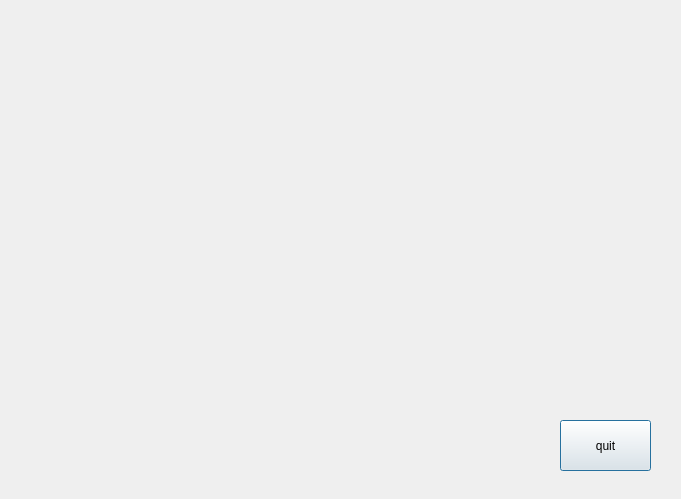
This is manipulator.ui in Skyendless/MiniBot as Qt 5 draws it before an edit. The edited form follows.
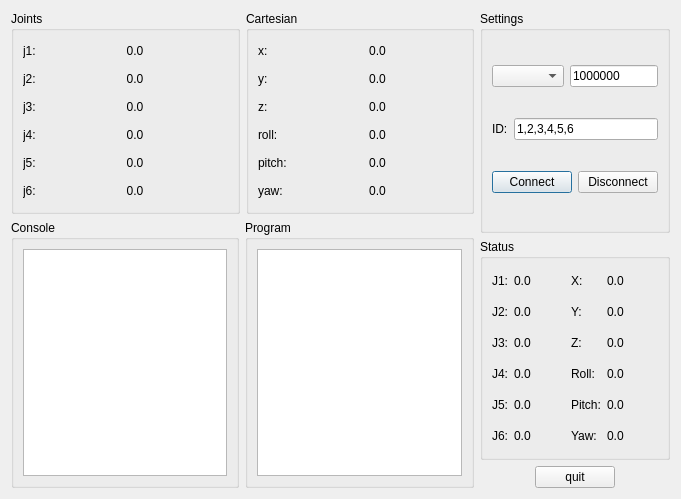
This is the edited form. Icons and pictures are not drawn. Custom widgets are drawn as their Qt base class.

What changed in the file:
```diff
--- a/manipulator.ui
+++ b/manipulator.ui
@@ -13,20 +13,1177 @@
   <property name="windowTitle">
    <string>manipulator</string>
   </property>
-  <widget class="QPushButton" name="pushButton">
-   <property name="geometry">
-    <rect>
-     <x>560</x>
-     <y>420</y>
-     <width>91</width>
-     <height>51</height>
-    </rect>
-   </property>
-   <property name="text">
-    <string>quit</string>
-   </property>
-  </widget>
+  <layout class="QHBoxLayout" name="horizontalLayout_7">
+   <item>
+    <layout class="QVBoxLayout" name="verticalLayout_3">
+     <item>
+      <layout class="QHBoxLayout" name="horizontalLayout">
+       <item>
+        <widget class="QGroupBox" name="groupBox">
+         <property name="title">
+          <string>Joints</string>
+         </property>
+         <layout class="QGridLayout" name="gridLayout" columnstretch="0,0,1,0">
+          <item row="0" column="0">
+           <widget class="QLabel" name="label">
+            <property name="text">
+             <string>j1:</string>
+            </property>
+           </widget>
+          </item>
+          <item row="0" column="1">
+           <widget class="QPushButton" name="j1_d_button">
+            <property name="text">
+             <string/>
+            </property>
+            <property name="icon">
+             <iconset resource="manipulator/manipulator.qrc">
+              <normaloff>:/res/minus.svg</normaloff>:/res/minus.svg</iconset>
+            </property>
+            <property name="autoDefault">
+             <bool>false</bool>
+            </property>
+            <property name="default">
+             <bool>false</bool>
+            </property>
+            <property name="flat">
+             <bool>true</bool>
+            </property>
+            <attribute name="buttonGroup">
+             <string notr="true">joints_button_group</string>
+            </attribute>
+           </widget>
+          </item>
+          <item row="0" column="2">
+           <widget class="QLabel" name="j1_label">
+            <property name="sizePolicy">
+             <sizepolicy hsizetype="Preferred" vsizetype="Preferred">
+              <horstretch>0</horstretch>
+              <verstretch>0</verstretch>
+             </sizepolicy>
+            </property>
+            <property name="text">
+             <string>0.0</string>
+            </property>
+            <property name="alignment">
+             <set>Qt::AlignCenter</set>
+            </property>
+           </widget>
+          </item>
+          <item row="0" column="3">
+           <widget class="QPushButton" name="j1_i_button">
+            <property name="text">
+             <string/>
+            </property>
+            <property name="icon">
+             <iconset resource="manipulator/manipulator.qrc">
+              <normaloff>:/res/plus.svg</normaloff>:/res/plus.svg</iconset>
+            </property>
+            <property name="autoDefault">
+             <bool>false</bool>
+            </property>
+            <property name="default">
+             <bool>false</bool>
+            </property>
+            <property name="flat">
+             <bool>true</bool>
+            </property>
+            <attribute name="buttonGroup">
+             <string notr="true">joints_button_group</string>
+            </attribute>
+           </widget>
+          </item>
+          <item row="1" column="0">
+           <widget class="QLabel" name="label_2">
+            <property name="text">
+             <string>j2:</string>
+            </property>
+           </widget>
+          </item>
+          <item row="1" column="1">
+           <widget class="QPushButton" name="j2_d_button">
+            <property name="text">
+             <string/>
+            </property>
+            <property name="icon">
+             <iconset resource="manipulator/manipulator.qrc">
+              <normaloff>:/res/minus.svg</normaloff>:/res/minus.svg</iconset>
+            </property>
+            <property name="autoDefault">
+             <bool>false</bool>
+            </property>
+            <property name="default">
+             <bool>false</bool>
+            </property>
+            <property name="flat">
+             <bool>true</bool>
+            </property>
+            <attribute name="buttonGroup">
+             <string notr="true">joints_button_group</string>
+            </attribute>
+           </widget>
+          </item>
+          <item row="1" column="2">
+           <widget class="QLabel" name="j2_label">
+            <property name="sizePolicy">
+             <sizepolicy hsizetype="Preferred" vsizetype="Preferred">
+              <horstretch>0</horstretch>
+              <verstretch>0</verstretch>
+             </sizepolicy>
+            </property>
+            <property name="text">
+             <string>0.0</string>
+            </property>
+            <property name="alignment">
+             <set>Qt::AlignCenter</set>
+            </property>
+           </widget>
+          </item>
+          <item row="1" column="3">
+           <widget class="QPushButton" name="j2_i_button">
+            <property name="text">
+             <string/>
+            </property>
+            <property name="icon">
+             <iconset resource="manipulator/manipulator.qrc">
+              <normaloff>:/res/plus.svg</normaloff>:/res/plus.svg</iconset>
+            </property>
+            <property name="autoDefault">
+             <bool>false</bool>
+            </property>
+            <property name="default">
+             <bool>false</bool>
+            </property>
+            <property name="flat">
+             <bool>true</bool>
+            </property>
+            <attribute name="buttonGroup">
+             <string notr="true">joints_button_group</string>
+            </attribute>
+           </widget>
+          </item>
+          <item row="2" column="0">
+           <widget class="QLabel" name="label_3">
+            <property name="text">
+             <string>j3:</string>
+            </property>
+           </widget>
+          </item>
+          <item row="2" column="1">
+           <widget class="QPushButton" name="j3_d_button">
+            <property name="text">
+             <string/>
+            </property>
+            <property name="icon">
+             <iconset resource="manipulator/manipulator.qrc">
+              <normaloff>:/res/minus.svg</normaloff>:/res/minus.svg</iconset>
+            </property>
+            <property name="autoDefault">
+             <bool>false</bool>
+            </property>
+            <property name="default">
+             <bool>false</bool>
+            </property>
+            <property name="flat">
+             <bool>true</bool>
+            </property>
+            <attribute name="buttonGroup">
+             <string notr="true">joints_button_group</string>
+            </attribute>
+           </widget>
+          </item>
+          <item row="2" column="2">
+           <widget class="QLabel" name="j3_label">
+            <property name="sizePolicy">
+             <sizepolicy hsizetype="Preferred" vsizetype="Preferred">
+              <horstretch>0</horstretch>
+              <verstretch>0</verstretch>
+             </sizepolicy>
+            </property>
+            <property name="text">
+             <string>0.0</string>
+            </property>
+            <property name="alignment">
+             <set>Qt::AlignCenter</set>
+            </property>
+           </widget>
+          </item>
+          <item row="2" column="3">
+           <widget class="QPushButton" name="j3_i_button">
+            <property name="text">
+             <string/>
+            </property>
+            <property name="icon">
+             <iconset resource="manipulator/manipulator.qrc">
+              <normaloff>:/res/plus.svg</normaloff>:/res/plus.svg</iconset>
+            </property>
+            <property name="autoDefault">
+             <bool>false</bool>
+            </property>
+            <property name="default">
+             <bool>false</bool>
+            </property>
+            <property name="flat">
+             <bool>true</bool>
+            </property>
+            <attribute name="buttonGroup">
+             <string notr="true">joints_button_group</string>
+            </attribute>
+           </widget>
+          </item>
+          <item row="3" column="0">
+           <widget class="QLabel" name="label_4">
+            <property name="text">
+             <string>j4:</string>
+            </property>
+           </widget>
+          </item>
+          <item row="3" column="1">
+           <widget class="QPushButton" name="j4_d_button">
+            <property name="text">
+             <string/>
+            </property>
+            <property name="icon">
+             <iconset resource="manipulator/manipulator.qrc">
+              <normaloff>:/res/minus.svg</normaloff>:/res/minus.svg</iconset>
+            </property>
+            <property name="autoDefault">
+             <bool>false</bool>
+            </property>
+            <property name="default">
+             <bool>false</bool>
+            </property>
+            <property name="flat">
+             <bool>true</bool>
+            </property>
+            <attribute name="buttonGroup">
+             <string notr="true">joints_button_group</string>
+            </attribute>
+           </widget>
+          </item>
+          <item row="3" column="2">
+           <widget class="QLabel" name="j4_label">
+            <property name="sizePolicy">
+             <sizepolicy hsizetype="Preferred" vsizetype="Preferred">
+              <horstretch>0</horstretch>
+              <verstretch>0</verstretch>
+             </sizepolicy>
+            </property>
+            <property name="text">
+             <string>0.0</string>
+            </property>
+            <property name="alignment">
+             <set>Qt::AlignCenter</set>
+            </property>
+           </widget>
+          </item>
+          <item row="3" column="3">
+           <widget class="QPushButton" name="j4_i_button">
+            <property name="text">
+             <string/>
+            </property>
+            <property name="icon">
+             <iconset resource="manipulator/manipulator.qrc">
+              <normaloff>:/res/plus.svg</normaloff>:/res/plus.svg</iconset>
+            </property>
+            <property name="autoDefault">
+             <bool>false</bool>
+            </property>
+            <property name="default">
+             <bool>false</bool>
+            </property>
+            <property name="flat">
+             <bool>true</bool>
+            </property>
+            <attribute name="buttonGroup">
+             <string notr="true">joints_button_group</string>
+            </attribute>
+           </widget>
+          </item>
+          <item row="4" column="0">
+           <widget class="QLabel" name="label_5">
+            <property name="text">
+             <string>j5:</string>
+            </property>
+           </widget>
+          </item>
+          <item row="4" column="1">
+           <widget class="QPushButton" name="j5_d_button">
+            <property name="text">
+             <string/>
+            </property>
+            <property name="icon">
+             <iconset resource="manipulator/manipulator.qrc">
+              <normaloff>:/res/minus.svg</normaloff>:/res/minus.svg</iconset>
+            </property>
+            <property name="autoDefault">
+             <bool>false</bool>
+            </property>
+            <property name="default">
+             <bool>false</bool>
+            </property>
+            <property name="flat">
+             <bool>true</bool>
+            </property>
+            <attribute name="buttonGroup">
+             <string notr="true">joints_button_group</string>
+            </attribute>
+           </widget>
+          </item>
+          <item row="4" column="2">
+           <widget class="QLabel" name="j5_label">
+            <property name="sizePolicy">
+             <sizepolicy hsizetype="Preferred" vsizetype="Preferred">
+              <horstretch>0</horstretch>
+              <verstretch>0</verstretch>
+             </sizepolicy>
+            </property>
+            <property name="text">
+             <string>0.0</string>
+            </property>
+            <property name="alignment">
+             <set>Qt::AlignCenter</set>
+            </property>
+           </widget>
+          </item>
+          <item row="4" column="3">
+           <widget class="QPushButton" name="j5_i_button">
+            <property name="text">
+             <string/>
+            </property>
+            <property name="icon">
+             <iconset resource="manipulator/manipulator.qrc">
+              <normaloff>:/res/plus.svg</normaloff>:/res/plus.svg</iconset>
+            </property>
+            <property name="autoDefault">
+             <bool>false</bool>
+            </property>
+            <property name="default">
+             <bool>false</bool>
+            </property>
+            <property name="flat">
+             <bool>true</bool>
+            </property>
+            <attribute name="buttonGroup">
+             <string notr="true">joints_button_group</string>
+            </attribute>
+           </widget>
+          </item>
+          <item row="5" column="0">
+           <widget class="QLabel" name="label_6">
+            <property name="text">
+             <string>j6:</string>
+            </property>
+           </widget>
+          </item>
+          <item row="5" column="1">
+           <widget class="QPushButton" name="j6_d_button">
+            <property name="text">
+             <string/>
+            </property>
+            <property name="icon">
+             <iconset resource="manipulator/manipulator.qrc">
+              <normaloff>:/res/minus.svg</normaloff>:/res/minus.svg</iconset>
+            </property>
+            <property name="autoDefault">
+             <bool>false</bool>
+            </property>
+            <property name="default">
+             <bool>false</bool>
+            </property>
+            <property name="flat">
+             <bool>true</bool>
+            </property>
+            <attribute name="buttonGroup">
+             <string notr="true">joints_button_group</string>
+            </attribute>
+           </widget>
+          </item>
+          <item row="5" column="2">
+           <widget class="QLabel" name="j6_label">
+            <property name="sizePolicy">
+             <sizepolicy hsizetype="Preferred" vsizetype="Preferred">
+              <horstretch>0</horstretch>
+              <verstretch>0</verstretch>
+             </sizepolicy>
+            </property>
+            <property name="text">
+             <string>0.0</string>
+            </property>
+            <property name="alignment">
+             <set>Qt::AlignCenter</set>
+            </property>
+           </widget>
+          </item>
+          <item row="5" column="3">
+           <widget class="QPushButton" name="j6_i_button">
+            <property name="text">
+             <string/>
+            </property>
+            <property name="icon">
+             <iconset resource="manipulator/manipulator.qrc">
+              <normaloff>:/res/plus.svg</normaloff>:/res/plus.svg</iconset>
+            </property>
+            <property name="autoDefault">
+             <bool>false</bool>
+            </property>
+            <property name="default">
+             <bool>false</bool>
+            </property>
+            <property name="flat">
+             <bool>true</bool>
+            </property>
+            <attribute name="buttonGroup">
+             <string notr="true">joints_button_group</string>
+            </attribute>
+           </widget>
+          </item>
+         </layout>
+        </widget>
+       </item>
+       <item>
+        <widget class="QGroupBox" name="groupBox_2">
+         <property name="title">
+          <string>Cartesian</string>
+         </property>
+         <layout class="QGridLayout" name="gridLayout_2" columnstretch="0,0,1,0">
+          <item row="3" column="1">
+           <widget class="QPushButton" name="roll_d_button">
+            <property name="text">
+             <string/>
+            </property>
+            <property name="icon">
+             <iconset resource="manipulator/manipulator.qrc">
+              <normaloff>:/res/minus.svg</normaloff>:/res/minus.svg</iconset>
+            </property>
+            <property name="autoDefault">
+             <bool>false</bool>
+            </property>
+            <property name="default">
+             <bool>false</bool>
+            </property>
+            <property name="flat">
+             <bool>true</bool>
+            </property>
+            <attribute name="buttonGroup">
+             <string notr="true">cartesian_button_group</string>
+            </attribute>
+           </widget>
+          </item>
+          <item row="2" column="0">
+           <widget class="QLabel" name="label_11">
+            <property name="text">
+             <string>z:</string>
+            </property>
+           </widget>
+          </item>
+          <item row="2" column="1">
+           <widget class="QPushButton" name="z_d_button">
+            <property name="text">
+             <string/>
+            </property>
+            <property name="icon">
+             <iconset resource="manipulator/manipulator.qrc">
+              <normaloff>:/res/minus.svg</normaloff>:/res/minus.svg</iconset>
+            </property>
+            <property name="autoDefault">
+             <bool>false</bool>
+            </property>
+            <property name="default">
+             <bool>false</bool>
+            </property>
+            <property name="flat">
+             <bool>true</bool>
+            </property>
+            <attribute name="buttonGroup">
+             <string notr="true">cartesian_button_group</string>
+            </attribute>
+           </widget>
+          </item>
+          <item row="2" column="2">
+           <widget class="QLabel" name="z_label">
+            <property name="sizePolicy">
+             <sizepolicy hsizetype="Preferred" vsizetype="Preferred">
+              <horstretch>0</horstretch>
+              <verstretch>0</verstretch>
+             </sizepolicy>
+            </property>
+            <property name="text">
+             <string>0.0</string>
+            </property>
+            <property name="alignment">
+             <set>Qt::AlignCenter</set>
+            </property>
+           </widget>
+          </item>
+          <item row="3" column="0">
+           <widget class="QLabel" name="label_12">
+            <property name="text">
+             <string>roll:</string>
+            </property>
+           </widget>
+          </item>
+          <item row="2" column="3">
+           <widget class="QPushButton" name="z_i_button">
+            <property name="text">
+             <string/>
+            </property>
+            <property name="icon">
+             <iconset resource="manipulator/manipulator.qrc">
+              <normaloff>:/res/plus.svg</normaloff>:/res/plus.svg</iconset>
+            </property>
+            <property name="autoDefault">
+             <bool>false</bool>
+            </property>
+            <property name="default">
+             <bool>false</bool>
+            </property>
+            <property name="flat">
+             <bool>true</bool>
+            </property>
+            <attribute name="buttonGroup">
+             <string notr="true">cartesian_button_group</string>
+            </attribute>
+           </widget>
+          </item>
+          <item row="0" column="3">
+           <widget class="QPushButton" name="x_i_button">
+            <property name="text">
+             <string/>
+            </property>
+            <property name="icon">
+             <iconset resource="manipulator/manipulator.qrc">
+              <normaloff>:/res/plus.svg</normaloff>:/res/plus.svg</iconset>
+            </property>
+            <property name="autoDefault">
+             <bool>false</bool>
+            </property>
+            <property name="default">
+             <bool>false</bool>
+            </property>
+            <property name="flat">
+             <bool>true</bool>
+            </property>
+            <attribute name="buttonGroup">
+             <string notr="true">cartesian_button_group</string>
+            </attribute>
+           </widget>
+          </item>
+          <item row="1" column="0">
+           <widget class="QLabel" name="label_7">
+            <property name="text">
+             <string>y:</string>
+            </property>
+           </widget>
+          </item>
+          <item row="0" column="2">
+           <widget class="QLabel" name="x_label">
+            <property name="sizePolicy">
+             <sizepolicy hsizetype="Preferred" vsizetype="Preferred">
+              <horstretch>0</horstretch>
+              <verstretch>0</verstretch>
+             </sizepolicy>
+            </property>
+            <property name="text">
+             <string>0.0</string>
+            </property>
+            <property name="alignment">
+             <set>Qt::AlignCenter</set>
+            </property>
+           </widget>
+          </item>
+          <item row="0" column="1">
+           <widget class="QPushButton" name="x_d_button">
+            <property name="text">
+             <string/>
+            </property>
+            <property name="icon">
+             <iconset resource="manipulator/manipulator.qrc">
+              <normaloff>:/res/minus.svg</normaloff>:/res/minus.svg</iconset>
+            </property>
+            <property name="autoDefault">
+             <bool>false</bool>
+            </property>
+            <property name="default">
+             <bool>false</bool>
+            </property>
+            <property name="flat">
+             <bool>true</bool>
+            </property>
+            <attribute name="buttonGroup">
+             <string notr="true">cartesian_button_group</string>
+            </attribute>
+           </widget>
+          </item>
+          <item row="0" column="0">
+           <widget class="QLabel" name="label_8">
+            <property name="text">
+             <string>x:</string>
+            </property>
+           </widget>
+          </item>
+          <item row="1" column="2">
+           <widget class="QLabel" name="y_label">
+            <property name="sizePolicy">
+             <sizepolicy hsizetype="Preferred" vsizetype="Preferred">
+              <horstretch>0</horstretch>
+              <verstretch>0</verstretch>
+             </sizepolicy>
+            </property>
+            <property name="text">
+             <string>0.0</string>
+            </property>
+            <property name="alignment">
+             <set>Qt::AlignCenter</set>
+            </property>
+           </widget>
+          </item>
+          <item row="1" column="3">
+           <widget class="QPushButton" name="y_i_button">
+            <property name="text">
+             <string/>
+            </property>
+            <property name="icon">
+             <iconset resource="manipulator/manipulator.qrc">
+              <normaloff>:/res/plus.svg</normaloff>:/res/plus.svg</iconset>
+            </property>
+            <property name="autoDefault">
+             <bool>false</bool>
+            </property>
+            <property name="default">
+             <bool>false</bool>
+            </property>
+            <property name="flat">
+             <bool>true</bool>
+            </property>
+            <attribute name="buttonGroup">
+             <string notr="true">cartesian_button_group</string>
+            </attribute>
+           </widget>
+          </item>
+          <item row="1" column="1">
+           <widget class="QPushButton" name="y_d_button">
+            <property name="text">
+             <string/>
+            </property>
+            <property name="icon">
+             <iconset resource="manipulator/manipulator.qrc">
+              <normaloff>:/res/minus.svg</normaloff>:/res/minus.svg</iconset>
+            </property>
+            <property name="autoDefault">
+             <bool>false</bool>
+            </property>
+            <property name="default">
+             <bool>false</bool>
+            </property>
+            <property name="flat">
+             <bool>true</bool>
+            </property>
+            <attribute name="buttonGroup">
+             <string notr="true">cartesian_button_group</string>
+            </attribute>
+           </widget>
+          </item>
+          <item row="4" column="0">
+           <widget class="QLabel" name="label_10">
+            <property name="text">
+             <string>pitch:</string>
+            </property>
+           </widget>
+          </item>
+          <item row="3" column="2">
+           <widget class="QLabel" name="roll_label">
+            <property name="sizePolicy">
+             <sizepolicy hsizetype="Preferred" vsizetype="Preferred">
+              <horstretch>0</horstretch>
+              <verstretch>0</verstretch>
+             </sizepolicy>
+            </property>
+            <property name="text">
+             <string>0.0</string>
+            </property>
+            <property name="alignment">
+             <set>Qt::AlignCenter</set>
+            </property>
+           </widget>
+          </item>
+          <item row="3" column="3">
+           <widget class="QPushButton" name="roll_i_button">
+            <property name="text">
+             <string/>
+            </property>
+            <property name="icon">
+             <iconset resource="manipulator/manipulator.qrc">
+              <normaloff>:/res/plus.svg</normaloff>:/res/plus.svg</iconset>
+            </property>
+            <property name="autoDefault">
+             <bool>false</bool>
+            </property>
+            <property name="default">
+             <bool>false</bool>
+            </property>
+            <property name="flat">
+             <bool>true</bool>
+            </property>
+            <attribute name="buttonGroup">
+             <string notr="true">cartesian_button_group</string>
+            </attribute>
+           </widget>
+          </item>
+          <item row="4" column="1">
+           <widget class="QPushButton" name="pitch_d_button">
+            <property name="text">
+             <string/>
+            </property>
+            <property name="icon">
+             <iconset resource="manipulator/manipulator.qrc">
+              <normaloff>:/res/minus.svg</normaloff>:/res/minus.svg</iconset>
+            </property>
+            <property name="autoDefault">
+             <bool>false</bool>
+            </property>
+            <property name="default">
+             <bool>false</bool>
+            </property>
+            <property name="flat">
+             <bool>true</bool>
+            </property>
+            <attribute name="buttonGroup">
+             <string notr="true">cartesian_button_group</string>
+            </attribute>
+           </widget>
+          </item>
+          <item row="5" column="0">
+           <widget class="QLabel" name="label_9">
+            <property name="text">
+             <string>yaw:</string>
+            </property>
+           </widget>
+          </item>
+          <item row="5" column="1">
+           <widget class="QPushButton" name="yaw_d_button">
+            <property name="text">
+             <string/>
+            </property>
+            <property name="icon">
+             <iconset resource="manipulator/manipulator.qrc">
+              <normaloff>:/res/minus.svg</normaloff>:/res/minus.svg</iconset>
+            </property>
+            <property name="autoDefault">
+             <bool>false</bool>
+            </property>
+            <property name="default">
+             <bool>false</bool>
+            </property>
+            <property name="flat">
+             <bool>true</bool>
+            </property>
+            <attribute name="buttonGroup">
+             <string notr="true">cartesian_button_group</string>
+            </attribute>
+           </widget>
+          </item>
+          <item row="5" column="2">
+           <widget class="QLabel" name="yaw_label">
+            <property name="sizePolicy">
+             <sizepolicy hsizetype="Preferred" vsizetype="Preferred">
+              <horstretch>0</horstretch>
+              <verstretch>0</verstretch>
+             </sizepolicy>
+            </property>
+            <property name="text">
+             <string>0.0</string>
+            </property>
+            <property name="alignment">
+             <set>Qt::AlignCenter</set>
+            </property>
+           </widget>
+          </item>
+          <item row="4" column="2">
+           <widget class="QLabel" name="pitch_label">
+            <property name="sizePolicy">
+             <sizepolicy hsizetype="Preferred" vsizetype="Preferred">
+              <horstretch>0</horstretch>
+              <verstretch>0</verstretch>
+             </sizepolicy>
+            </property>
+            <property name="text">
+             <string>0.0</string>
+            </property>
+            <property name="alignment">
+             <set>Qt::AlignCenter</set>
+            </property>
+           </widget>
+          </item>
+          <item row="4" column="3">
+           <widget class="QPushButton" name="pitch_i_button">
+            <property name="text">
+             <string/>
+            </property>
+            <property name="icon">
+             <iconset resource="manipulator/manipulator.qrc">
+              <normaloff>:/res/plus.svg</normaloff>:/res/plus.svg</iconset>
+            </property>
+            <property name="autoDefault">
+             <bool>false</bool>
+            </property>
+            <property name="default">
+             <bool>false</bool>
+            </property>
+            <property name="flat">
+             <bool>true</bool>
+            </property>
+            <attribute name="buttonGroup">
+             <string notr="true">cartesian_button_group</string>
+            </attribute>
+           </widget>
+          </item>
+          <item row="5" column="3">
+           <widget class="QPushButton" name="yaw_i_button">
+            <property name="text">
+             <string/>
+            </property>
+            <property name="icon">
+             <iconset resource="manipulator/manipulator.qrc">
+              <normaloff>:/res/plus.svg</normaloff>:/res/plus.svg</iconset>
+            </property>
+            <property name="autoDefault">
+             <bool>false</bool>
+            </property>
+            <property name="default">
+             <bool>false</bool>
+            </property>
+            <property name="flat">
+             <bool>true</bool>
+            </property>
+            <attribute name="buttonGroup">
+             <string notr="true">cartesian_button_group</string>
+            </attribute>
+           </widget>
+          </item>
+         </layout>
+        </widget>
+       </item>
+      </layout>
+     </item>
+     <item>
+      <layout class="QHBoxLayout" name="horizontalLayout_2">
+       <item>
+        <widget class="QGroupBox" name="groupBox_3">
+         <property name="title">
+          <string>Console</string>
+         </property>
+         <layout class="QVBoxLayout" name="verticalLayout">
+          <item>
+           <widget class="ConsoleWidget" name="console_widget"/>
+          </item>
+         </layout>
+        </widget>
+       </item>
+       <item>
+        <widget class="QGroupBox" name="groupBox_4">
+         <property name="title">
+          <string>Program</string>
+         </property>
+         <layout class="QVBoxLayout" name="verticalLayout_2">
+          <item>
+           <widget class="QPlainTextEdit" name="program_text_edit"/>
+          </item>
+         </layout>
+        </widget>
+       </item>
+      </layout>
+     </item>
+    </layout>
+   </item>
+   <item>
+    <layout class="QVBoxLayout" name="verticalLayout_5">
+     <item>
+      <widget class="QGroupBox" name="groupBox_5">
+       <property name="title">
+        <string>Settings</string>
+       </property>
+       <layout class="QVBoxLayout" name="verticalLayout_4">
+        <item>
+         <layout class="QHBoxLayout" name="horizontalLayout_3">
+          <item>
+           <widget class="QComboBox" name="serial_port_combo_box"/>
+          </item>
+          <item>
+           <widget class="QLineEdit" name="baudrate_line_edit">
+            <property name="text">
+             <string>1000000</string>
+            </property>
+           </widget>
+          </item>
+         </layout>
+        </item>
+        <item>
+         <layout class="QHBoxLayout" name="horizontalLayout_4">
+          <item>
+           <widget class="QLabel" name="label_13">
+            <property name="text">
+             <string>ID:</string>
+            </property>
+           </widget>
+          </item>
+          <item>
+           <widget class="QLineEdit" name="ids_line_edit">
+            <property name="text">
+             <string>1,2,3,4,5,6</string>
+            </property>
+           </widget>
+          </item>
+         </layout>
+        </item>
+        <item>
+         <layout class="QHBoxLayout" name="horizontalLayout_5">
+          <item>
+           <widget class="QPushButton" name="connect_button">
+            <property name="text">
+             <string>Connect</string>
+            </property>
+           </widget>
+          </item>
+          <item>
+           <widget class="QPushButton" name="disconnect_button">
+            <property name="text">
+             <string>Disconnect</string>
+            </property>
+           </widget>
+          </item>
+         </layout>
+        </item>
+       </layout>
+      </widget>
+     </item>
+     <item>
+      <widget class="QGroupBox" name="groupBox_6">
+       <property name="title">
+        <string>Status</string>
+       </property>
+       <layout class="QGridLayout" name="gridLayout_3" columnstretch="0,1,0,1">
+        <item row="0" column="0">
+         <widget class="QLabel" name="label_14">
+          <property name="text">
+           <string>J1:</string>
+          </property>
+         </widget>
+        </item>
+        <item row="0" column="1">
+         <widget class="QLabel" name="j1_state_label">
+          <property name="text">
+           <string>0.0</string>
+          </property>
+         </widget>
+        </item>
+        <item row="0" column="2">
+         <widget class="QLabel" name="label_33">
+          <property name="text">
+           <string>X:</string>
+          </property>
+         </widget>
+        </item>
+        <item row="0" column="3">
+         <widget class="QLabel" name="x_state_label">
+          <property name="text">
+           <string>0.0</string>
+          </property>
+         </widget>
+        </item>
+        <item row="1" column="0">
+         <widget class="QLabel" name="label_15">
+          <property name="text">
+           <string>J2:</string>
+          </property>
+         </widget>
+        </item>
+        <item row="1" column="1">
+         <widget class="QLabel" name="j2_state_label">
+          <property name="text">
+           <string>0.0</string>
+          </property>
+         </widget>
+        </item>
+        <item row="1" column="2">
+         <widget class="QLabel" name="label_36">
+          <property name="text">
+           <string>Y:</string>
+          </property>
+         </widget>
+        </item>
+        <item row="1" column="3">
+         <widget class="QLabel" name="y_state_label">
+          <property name="text">
+           <string>0.0</string>
+          </property>
+         </widget>
+        </item>
+        <item row="2" column="0">
+         <widget class="QLabel" name="label_17">
+          <property name="text">
+           <string>J3:</string>
+          </property>
+         </widget>
+        </item>
+        <item row="2" column="1">
+         <widget class="QLabel" name="j3_state_label">
+          <property name="text">
+           <string>0.0</string>
+          </property>
+         </widget>
+        </item>
+        <item row="2" column="2">
+         <widget class="QLabel" name="label_29">
+          <property name="text">
+           <string>Z:</string>
+          </property>
+         </widget>
+        </item>
+        <item row="2" column="3">
+         <widget class="QLabel" name="z_state_label">
+          <property name="text">
+           <string>0.0</string>
+          </property>
+         </widget>
+        </item>
+        <item row="3" column="0">
+         <widget class="QLabel" name="label_16">
+          <property name="text">
+           <string>J4:</string>
+          </property>
+         </widget>
+        </item>
+        <item row="3" column="1">
+         <widget class="QLabel" name="j4_state_label">
+          <property name="text">
+           <string>0.0</string>
+          </property>
+         </widget>
+        </item>
+        <item row="3" column="2">
+         <widget class="QLabel" name="label_31">
+          <property name="text">
+           <string>Roll:</string>
+          </property>
+         </widget>
+        </item>
+        <item row="3" column="3">
+         <widget class="QLabel" name="roll_state_label">
+          <property name="text">
+           <string>0.0</string>
+          </property>
+         </widget>
+        </item>
+        <item row="4" column="0">
+         <widget class="QLabel" name="label_18">
+          <property name="text">
+           <string>J5:</string>
+          </property>
+         </widget>
+        </item>
+        <item row="4" column="1">
+         <widget class="QLabel" name="j5_state_label">
+          <property name="text">
+           <string>0.0</string>
+          </property>
+         </widget>
+        </item>
+        <item row="4" column="2">
+         <widget class="QLabel" name="label_35">
+          <property name="text">
+           <string>Pitch:</string>
+          </property>
+         </widget>
+        </item>
+        <item row="4" column="3">
+         <widget class="QLabel" name="pitch_state_label">
+          <property name="text">
+           <string>0.0</string>
+          </property>
+         </widget>
+        </item>
+        <item row="5" column="0">
+         <widget class="QLabel" name="label_19">
+          <property name="text">
+           <string>J6:</string>
+          </property>
+         </widget>
+        </item>
+        <item row="5" column="1">
+         <widget class="QLabel" name="j6_state_label">
+          <property name="text">
+           <string>0.0</string>
+          </property>
+         </widget>
+        </item>
+        <item row="5" column="2">
+         <widget class="QLabel" name="label_28">
+          <property name="text">
+           <string>Yaw:</string>
+          </property>
+         </widget>
+        </item>
+        <item row="5" column="3">
+         <widget class="QLabel" name="yaw_state_label">
+          <property name="text">
+           <string>0.0</string>
+          </property>
+         </widget>
+        </item>
+       </layout>
+      </widget>
+     </item>
+     <item>
+      <layout class="QHBoxLayout" name="horizontalLayout_6">
+       <item>
+        <spacer name="horizontalSpacer">
+         <property name="orientation">
+          <enum>Qt::Horizontal</enum>
+         </property>
+         <property name="sizeHint" stdset="0">
+          <size>
+           <width>40</width>
+           <height>20</height>
+          </size>
+         </property>
+        </spacer>
+       </item>
+       <item>
+        <widget class="QPushButton" name="pushButton">
+         <property name="text">
+          <string>quit</string>
+         </property>
+        </widget>
+       </item>
+       <item>
+        <spacer name="horizontalSpacer_2">
+         <property name="orientation">
+          <enum>Qt::Horizontal</enum>
+         </property>
+         <property name="sizeHint" stdset="0">
+          <size>
+           <width>40</width>
+           <height>20</height>
+          </size>
+         </property>
+        </spacer>
+       </item>
+      </layout>
+     </item>
+    </layout>
+   </item>
+  </layout>
  </widget>
- <resources/>
+ <customwidgets>
+  <customwidget>
+   <class>ConsoleWidget</class>
+   <extends>QPlainTextEdit</extends>
+   <header location="global">manipulator/consolewidget.h</header>
+  </customwidget>
+ </customwidgets>
+ <resources>
+  <include location="manipulator/manipulator.qrc"/>
+ </resources>
  <connections/>
 </ui>
```
Left out of the diff: 8 changed lines with no effect on the pictures.
